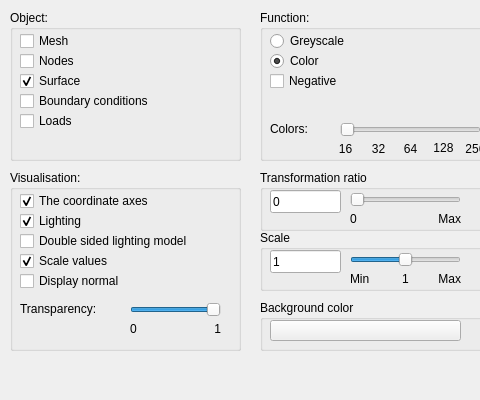
SeregaGomen/QFEM, file GUI/setupimagedialog.ui: the form before one commit; both pictures show x 0 to 480 and y 0 to 400 of the 720 by 400 pixel window.
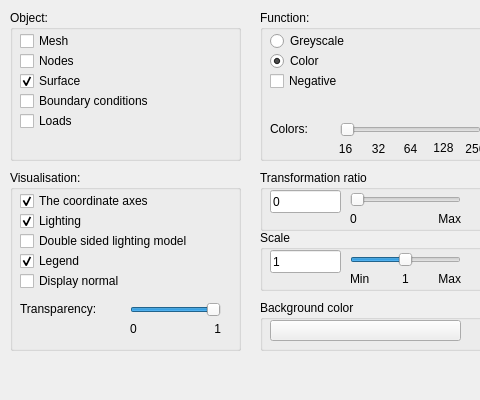
The form after the commit.

```diff
--- a/GUI/setupimagedialog.ui
+++ b/GUI/setupimagedialog.ui
@@ -117,7 +117,7 @@
      </rect>
     </property>
     <property name="text">
-     <string>Scale values</string>
+     <string>Legend</string>
     </property>
     <property name="checked">
      <bool>true</bool>
```
